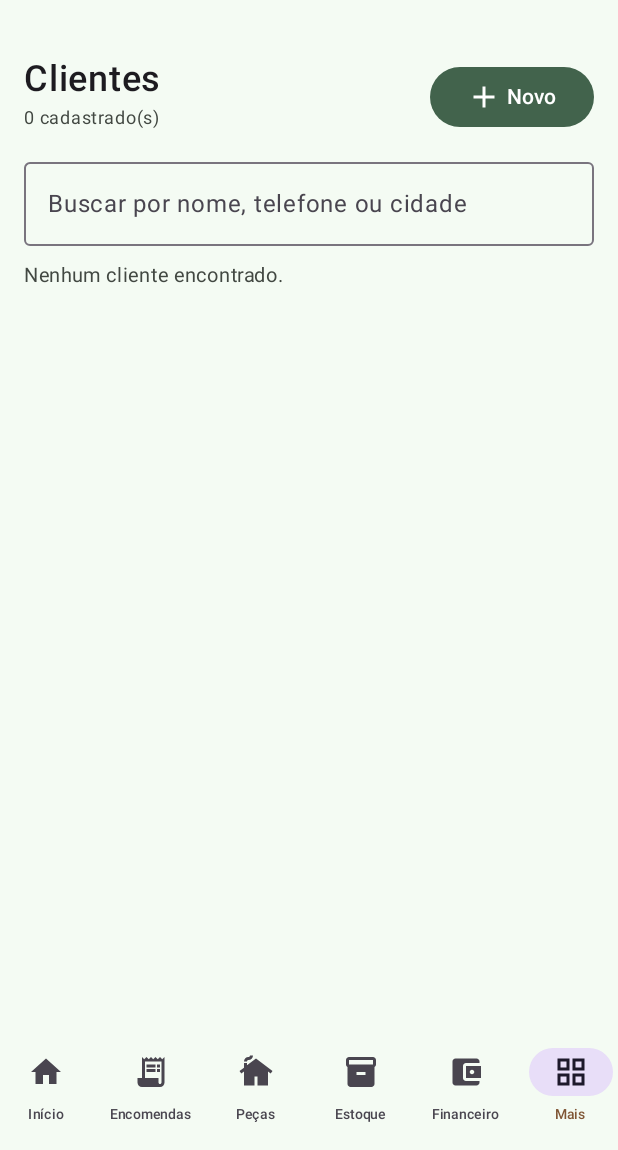
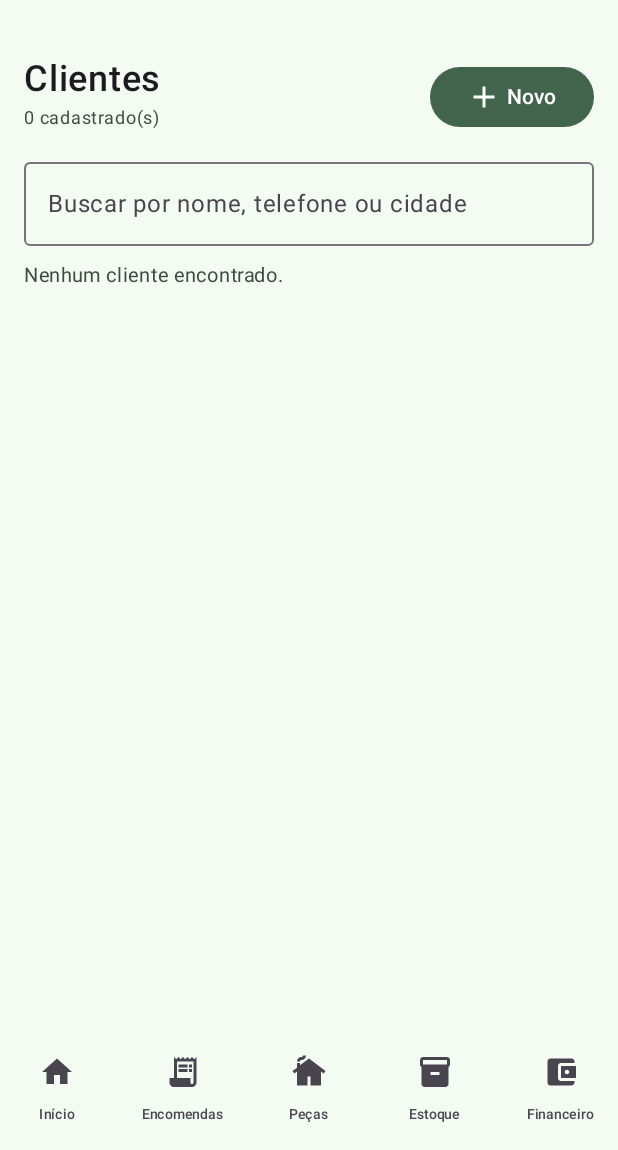
Before and after one commit to anderfc22/Ateliecroche, an Android app built with Jetpack Compose: the screen it shows after launch (MainActivity), after a tap on "Clientes", on a phone screen of 412 x 824 dp, the part 86-1236 px from its top. Run offline under Robolectric (Android 15) with nearby library versions, the phone set to English and light mode, and no system bars; 1 other tap on this screen came first.

Commit message:
Match original five-item bottom navigation with More in the top menu

```diff
--- a/app/src/main/java/com/lelecroche/app/MainActivity.kt
+++ b/app/src/main/java/com/lelecroche/app/MainActivity.kt
@@ -45,8 +45,7 @@ private fun LeleCrocheApp() {
         Destination("Encomendas", Icons.Default.ReceiptLong),
         Destination("Peças", Icons.Default.Cottage),
         Destination("Estoque", Icons.Default.Inventory2),
-        Destination("Financeiro", Icons.Default.AccountBalanceWallet),
-        Destination("Mais", Icons.Default.GridView)
+        Destination("Financeiro", Icons.Default.AccountBalanceWallet)
     )
     var selected by remember { mutableIntStateOf(0) }
     var moreSection by remember { mutableStateOf<String?>(null) }
@@ -70,9 +69,9 @@ private fun LeleCrocheApp() {
                 ) {
                     Column(Modifier.weight(1f)) {
                         Text("Lelê Crochê", color = PrimaryGreen, fontFamily = FontFamily.Serif, fontWeight = FontWeight.Medium, fontSize = 20.sp)
-                        Text(if (selected == 5 && moreSection != null) moreSection!! else destinations[selected].title, color = Muted, fontSize = 12.sp)
+                        Text(if (selected == 5) moreSection ?: "Mais opções" else destinations[selected].title, color = Muted, fontSize = 12.sp)
                     }
-                    IconButton(onClick = { if (selected == 5 && moreSection != null) moreSection = null else { selected = 5; moreSection = null } }) { Icon(if (selected == 5 && moreSection != null) Icons.Default.ArrowBack else Icons.Default.Dashboard, if (selected == 5 && moreSection != null) "Voltar" else "Menu") }
+                    IconButton(onClick = { if (selected == 5 && moreSection != null) moreSection = null else { selected = 5; moreSection = null } }) { Icon(if (selected == 5 && moreSection != null) Icons.Default.ArrowBack else Icons.Default.GridView, if (selected == 5 && moreSection != null) "Voltar" else "Mais opções") }
                     Box(Modifier.size(34.dp).background(Color(0xFFC6ECCE), CircleShape), contentAlignment = Alignment.Center) {
                         Text("L", color = PrimaryGreen, fontWeight = FontWeight.Bold)
                     }
```
